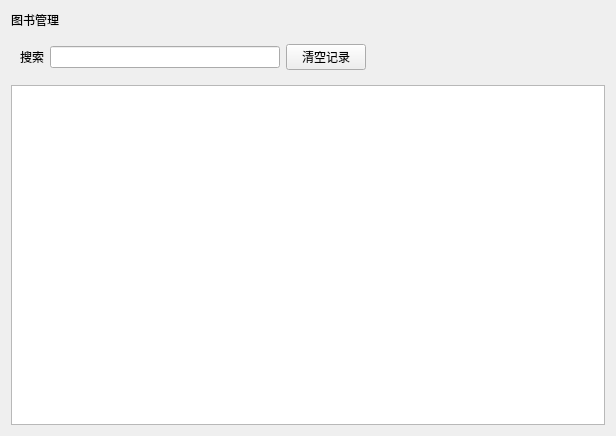
jijijitian/QTBookManagerSystem, file cell/cell_borrowingrecord.ui: the form before one commit.
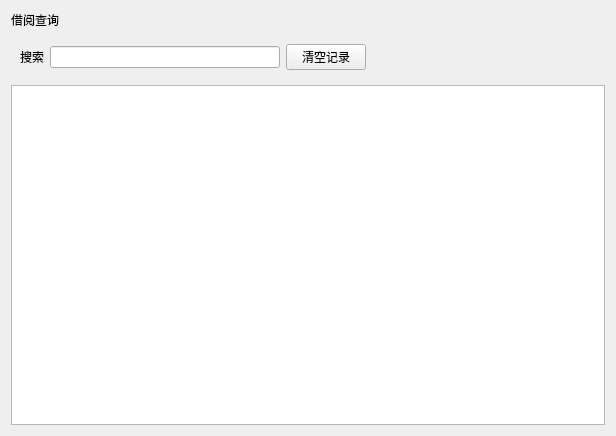
The form after the commit.

Diff of the .ui file:
```diff
--- a/cell/cell_borrowingrecord.ui
+++ b/cell/cell_borrowingrecord.ui
@@ -17,7 +17,10 @@
    <item row="0" column="0">
     <widget class="QLabel" name="label_2">
      <property name="text">
-      <string>图书管理</string>
+      <string>借阅查询</string>
+     </property>
+     <property name="name" stdset="0">
+      <string>title</string>
      </property>
     </widget>
    </item>
```
Left out of the diff: 25 changed lines with no effect on the pictures.
